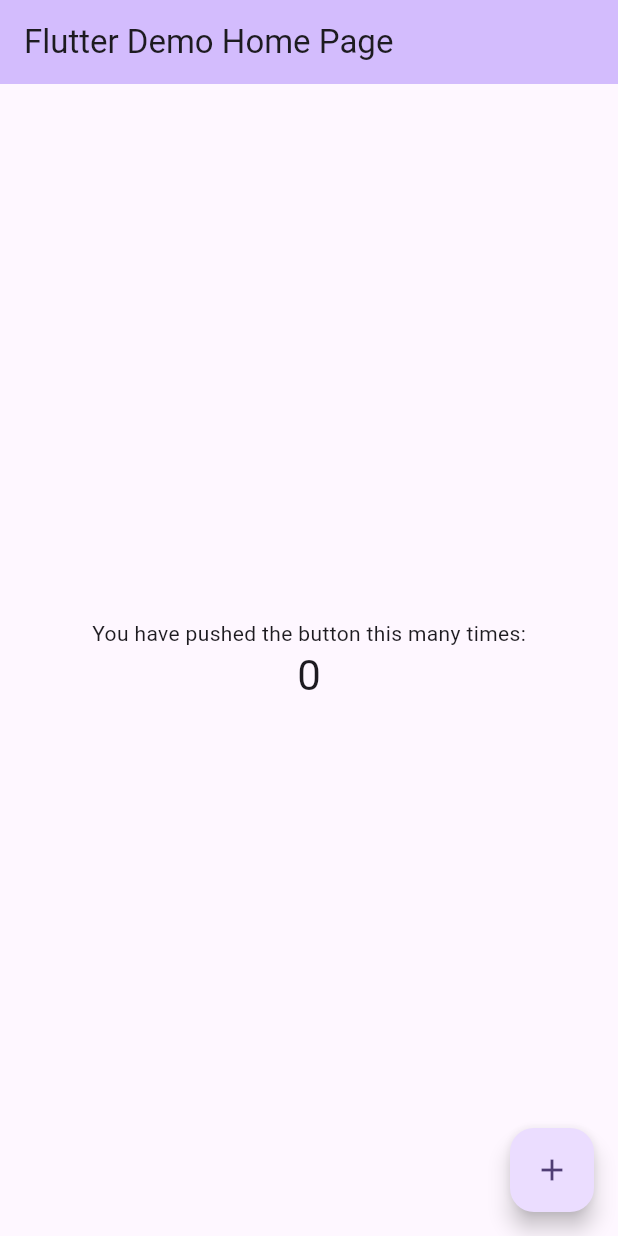
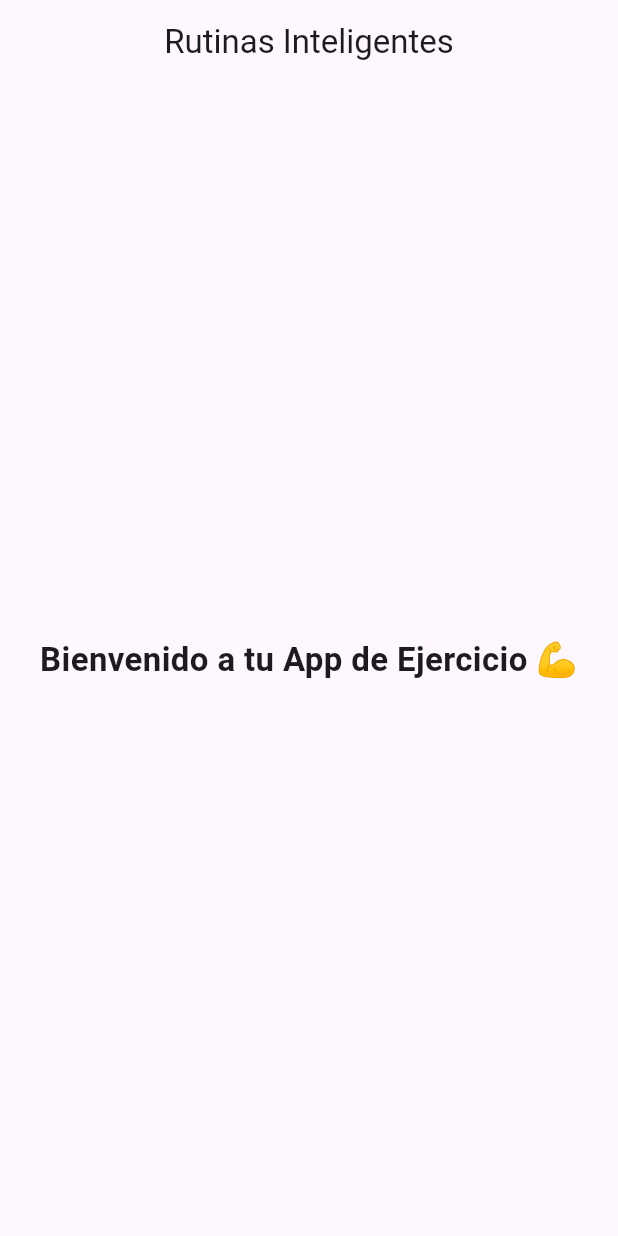
Before and after one commit to zkodah/Gym_0, a Flutter app: the screen it shows after launch, on a phone screen of 412 x 824 dp. Run offline on Flutter 3.47's test engine with Material 3 defaults, Android fonts, the phone set to English and light mode, and no system bars.

```diff
--- a/lib/main.dart
+++ b/lib/main.dart
@@ -1,4 +1,5 @@
 import 'package:flutter/material.dart';
+import 'screen/inicio.dart';
 
 void main() {
   runApp(const MyApp());
@@ -7,116 +8,15 @@ void main() {
 class MyApp extends StatelessWidget {
   const MyApp({super.key});
 
-  // This widget is the root of your application.
   @override
   Widget build(BuildContext context) {
     return MaterialApp(
-      title: 'Flutter Demo',
+      debugShowCheckedModeBanner: false,
+      title: 'App de Ejercicio',
       theme: ThemeData(
-        // This is the theme of your application.
-        //
-        // TRY THIS: Try running your application with "flutter run". You'll see
-        // the application has a purple toolbar. Then, without quitting the app,
-        // try changing the seedColor in the colorScheme below to Colors.green
-        // and then invoke "hot reload" (save your changes or press the "hot
-        // reload" button in a Flutter-supported IDE, or press "r" if you used
-        // the command line to start the app).
-        //
-        // Notice that the counter didn't reset back to zero; the application
-        // state is not lost during the reload. To reset the state, use hot
-        // restart instead.
-        //
-        // This works for code too, not just values: Most code changes can be
-        // tested with just a hot reload.
-        colorScheme: ColorScheme.fromSeed(seedColor: Colors.deepPurple),
+        primarySwatch: Colors.blue,
       ),
-      home: const MyHomePage(title: 'Flutter Demo Home Page'),
+      home: const InicioScreen(),
     );
   }
 }
-
-class MyHomePage extends StatefulWidget {
-  const MyHomePage({super.key, required this.title});
-
-  // This widget is the home page of your application. It is stateful, meaning
-  // that it has a State object (defined below) that contains fields that affect
-  // how it looks.
-
-  // This class is the configuration for the state. It holds the values (in this
-  // case the title) provided by the parent (in this case the App widget) and
-  // used by the build method of the State. Fields in a Widget subclass are
-  // always marked "final".
-
-  final String title;
-
-  @override
-  State<MyHomePage> createState() => _MyHomePageState();
-}
-
-class _MyHomePageState extends State<MyHomePage> {
-  int _counter = 0;
-
-  void _incrementCounter() {
-    setState(() {
-      // This call to setState tells the Flutter framework that something has
-      // changed in this State, which causes it to rerun the build method below
-      // so that the display can reflect the updated values. If we changed
-      // _counter without calling setState(), then the build method would not be
-      // called again, and so nothing would appear to happen.
-      _counter++;
-    });
-  }
-
-  @override
-  Widget build(BuildContext context) {
-    // This method is rerun every time setState is called, for instance as done
-    // by the _incrementCounter method above.
-    //
-    // The Flutter framework has been optimized to make rerunning build methods
-    // fast, so that you can just rebuild anything that needs updating rather
-    // than having to individually change instances of widgets.
-    return Scaffold(
-      appBar: AppBar(
-        // TRY THIS: Try changing the color here to a specific color (to
-        // Colors.amber, perhaps?) and trigger a hot reload to see the AppBar
-        // change color while the other colors stay the same.
-        backgroundColor: Theme.of(context).colorScheme.inversePrimary,
-        // Here we take the value from the MyHomePage object that was created by
-        // the App.build method, and use it to set our appbar title.
-        title: Text(widget.title),
-      ),
-      body: Center(
-        // Center is a layout widget. It takes a single child and positions it
-        // in the middle of the parent.
-        child: Column(
-          // Column is also a layout widget. It takes a list of children and
-          // arranges them vertically. By default, it sizes itself to fit its
-          // children horizontally, and tries to be as tall as its parent.
-          //
-          // Column has various properties to control how it sizes itself and
-          // how it positions its children. Here we use mainAxisAlignment to
-          // center the children vertically; the main axis here is the vertical
-          // axis because Columns are vertical (the cross axis would be
-          // horizontal).
-          //
-          // TRY THIS: Invoke "debug painting" (choose the "Toggle Debug Paint"
-          // action in the IDE, or press "p" in the console), to see the
-          // wireframe for each widget.
-          mainAxisAlignment: MainAxisAlignment.center,
-          children: <Widget>[
-            const Text('You have pushed the button this many times:'),
-            Text(
-              '$_counter',
-              style: Theme.of(context).textTheme.headlineMedium,
-            ),
-          ],
-        ),
-      ),
-      floatingActionButton: FloatingActionButton(
-        onPressed: _incrementCounter,
-        tooltip: 'Increment',
-        child: const Icon(Icons.add),
-      ), // This trailing comma makes auto-formatting nicer for build methods.
-    );
-  }
-}
--- /dev/null
+++ b/lib/screen/inicio.dart
@@ -0,0 +1,22 @@
+import 'package:flutter/material.dart';
+
+class InicioScreen extends StatelessWidget {
+  const InicioScreen({super.key});
+
+  @override
+  Widget build(BuildContext context) {
+    return Scaffold(
+      appBar: AppBar(
+        title: const Text("Rutinas Inteligentes"),
+        centerTitle: true,
+      ),
+      body: const Center(
+        child: Text(
+          "Bienvenido a tu App de Ejercicio 💪",
+          style: TextStyle(fontSize: 22, fontWeight: FontWeight.bold),
+          textAlign: TextAlign.center,
+        ),
+      ),
+    );
+  }
+}
--- a/pubspec.yaml
+++ b/pubspec.yaml
@@ -34,6 +34,10 @@ dependencies:
   # The following adds the Cupertino Icons font to your application.
   # Use with the CupertinoIcons class for iOS style icons.
   cupertino_icons: ^1.0.8
+  intl: ^0.20.2
+  http: ^1.2.2
+  provider: ^6.1.2
+  shared_preferences: ^2.3.2
 
 dev_dependencies:
   flutter_test:
```
Also changed, not shown: lib/screen/confi.dart (added), lib/screen/ejercicios.dart (added), lib/screen/perfil.dart (added), pubspec.lock, 1 other file.
